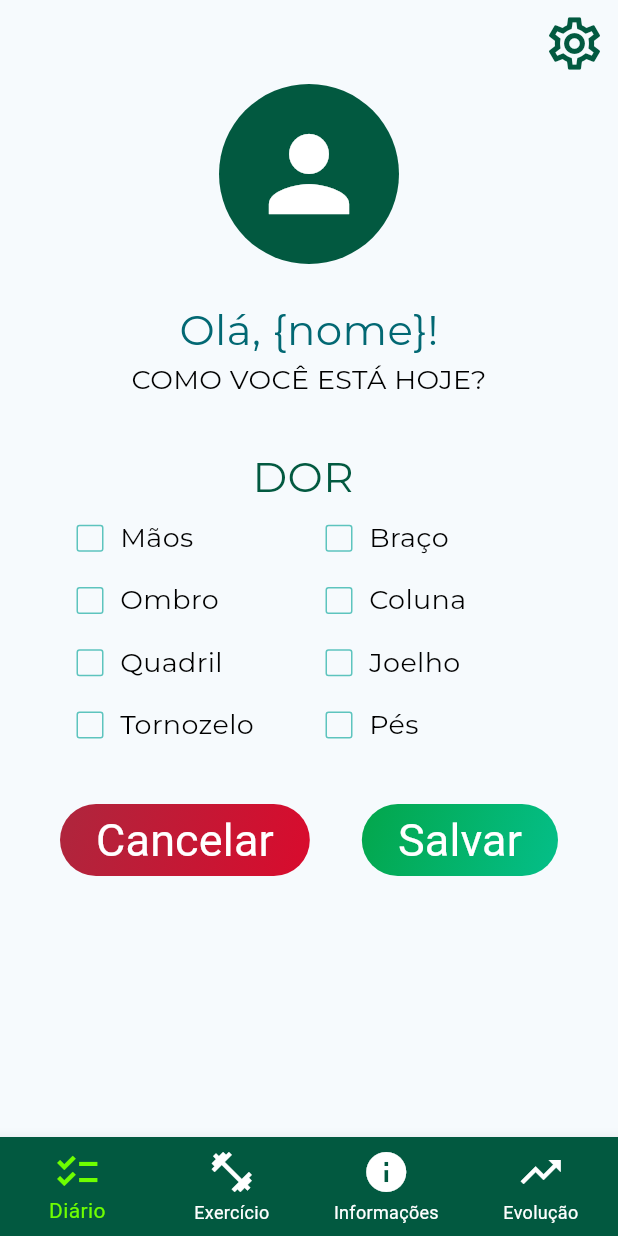
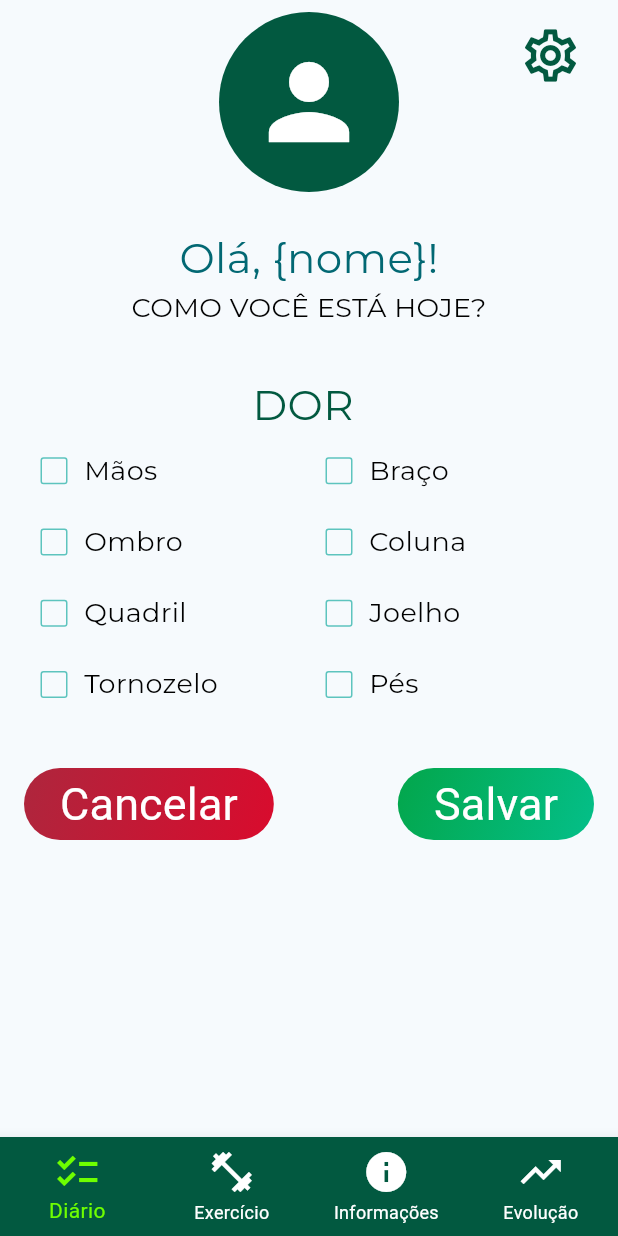
Before and after one commit to artri-app/artri-app, a Flutter app: the LoggedPage screen opened directly with empty values, after a tap on the "sentiment dissatisfied" icon, on a phone screen of 412 x 824 dp. Run offline on Flutter 3.47's test engine with Material 3 defaults, Android fonts, the phone set to English and light mode, and no system bars; our stand-ins replace flutter_dotenv, flutter_secure_storage, flutter_svg, gap, go_router, google_fonts; missing offline and left inert: http_interceptor; accounts and stored records are empty.

Commit message:
fix: overflow views
Adjusting the current overflows and size of the views nested on go router.

```diff
--- a/lib/views/logged_page/logged_page.dart
+++ b/lib/views/logged_page/logged_page.dart
@@ -42,36 +42,20 @@ class LoggedPage extends StatelessWidget {
   @override
   Widget build(BuildContext context) {
     final location = GoRouterState.of(context).uri;
+    final size = MediaQuery.of(context).size;
 
     return Scaffold(
-      body: Stack(
-        children: [
-          SingleChildScrollView(
-            scrollDirection: Axis.vertical,
-            child: Padding(
-              padding: const EdgeInsets.symmetric(
-                horizontal: 32.0,
-                vertical: 48.0,
-              ),
-              child: Center(
-                child: child,
-              ),
-            ),
+      body: SingleChildScrollView(
+        scrollDirection: Axis.vertical,
+        primary: true,
+        child: SizedBox(
+          height: size.height - 66,
+          width: size.width,
+          child: Padding(
+            padding: const EdgeInsets.symmetric(horizontal: 16, vertical: 8),
+            child: child,
           ),
-          Positioned(
-            right: 0,
-            child: IconButton(
-              onPressed: () => context.push(
-                AppRoutes.configuration,
-              ),
-              icon: const Icon(
-                Icons.settings_outlined,
-                color: AppColors.darkGreen,
-              ),
-              iconSize: 42,
-            ),
-          ),
-        ],
+        ),
       ),
       bottomNavigationBar: NavBar(
         onItemTapped: (idx) => _onItemTapped(context, idx),
--- a/lib/views/login_page/login_page.dart
+++ b/lib/views/login_page/login_page.dart
@@ -31,7 +31,8 @@ class LoginPage extends StatelessWidget {
         builder: (context, viewModel, child) {
           final Size screenSize = MediaQuery.of(context).size;
 
-          return Center(
+          return SingleChildScrollView(
+            child: Center(
               child: Column(
                 mainAxisAlignment: MainAxisAlignment.end,
                 children: <Widget>[
@@ -52,7 +53,8 @@ class LoginPage extends StatelessWidget {
                         const SizedBox(height: 24),
                         InputText(
                           placeholder: 'Senha',
-                        onValueChanged: (value) => viewModel.setPassword(value),
+                          onValueChanged: (value) =>
+                              viewModel.setPassword(value),
                           type: InputTextType.password,
                         ),
                       ],
@@ -111,6 +113,7 @@ class LoginPage extends StatelessWidget {
                   const SizedBox(height: 80),
                 ],
               ),
+            ),
           );
         },
       ),
--- a/lib/views/user_diary/user_diary_page.dart
+++ b/lib/views/user_diary/user_diary_page.dart
@@ -1,6 +1,7 @@
 import 'package:artriapp/utils/index.dart';
 import 'package:flutter/material.dart';
 import 'package:gap/gap.dart';
+import 'package:go_router/go_router.dart';
 import 'package:google_fonts/google_fonts.dart';
 
 class UserDiaryPage extends StatelessWidget {
@@ -9,10 +10,12 @@ class UserDiaryPage extends StatelessWidget {
 
   @override
   Widget build(BuildContext context) {
-    return Padding(
-      padding: const EdgeInsets.all(8.0),
-      child: Column(
-        mainAxisSize: MainAxisSize.min,
+    return Stack(
+      fit: StackFit.expand,
+      children: [
+        Column(
+          mainAxisSize: MainAxisSize.max,
+          crossAxisAlignment: CrossAxisAlignment.center,
           children: [
             Container(
               width: 120,
@@ -46,6 +49,21 @@ class UserDiaryPage extends StatelessWidget {
             child,
           ],
         ),
+        Positioned(
+          right: 0,
+          top: 0,
+          child: IconButton(
+            onPressed: () => context.push(
+              AppRoutes.configuration,
+            ),
+            icon: const Icon(
+              Icons.settings_outlined,
+              color: AppColors.darkGreen,
+            ),
+            iconSize: 42,
+          ),
+        ),
+      ],
     );
   }
 }
```
Lines whose indentation alone changed are shown as unchanged.
